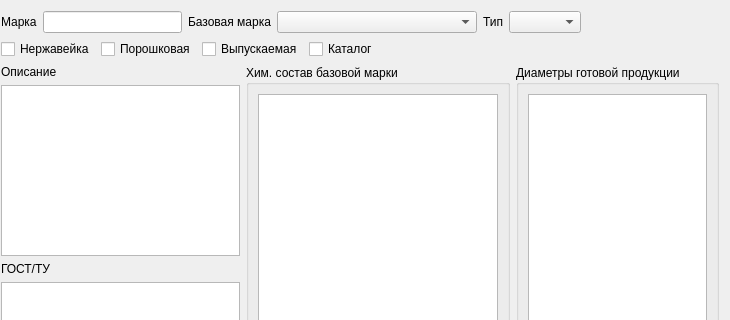
Above: formedtwire.ui from Sergeyego/wire_pr before the change; both pictures show x 254 to 984 and y 0 to 320 of the 984 by 684 pixel window. Below: the same form after it.
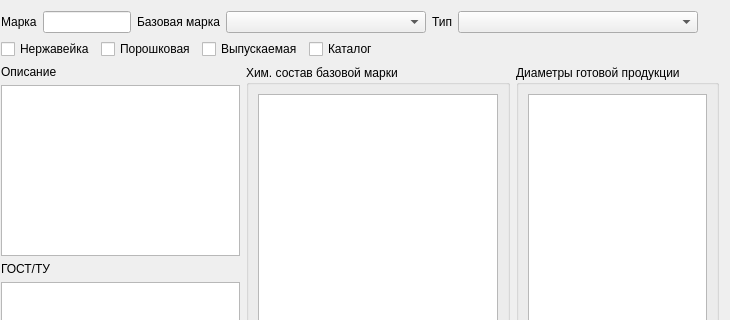
That is the form after the change. Custom widgets are drawn as their Qt base class.

Diff of the .ui file:
```diff
--- a/formedtwire.ui
+++ b/formedtwire.ui
@@ -82,7 +82,14 @@
           </widget>
          </item>
          <item>
-          <widget class="DbComboBox" name="comboBoxType"/>
+          <widget class="DbComboBox" name="comboBoxType">
+           <property name="minimumSize">
+            <size>
+             <width>240</width>
+             <height>0</height>
+            </size>
+           </property>
+          </widget>
          </item>
          <item>
           <spacer name="horizontalSpacer_3">
```
Left out of the diff: 16 changed lines with no effect on the pictures.
